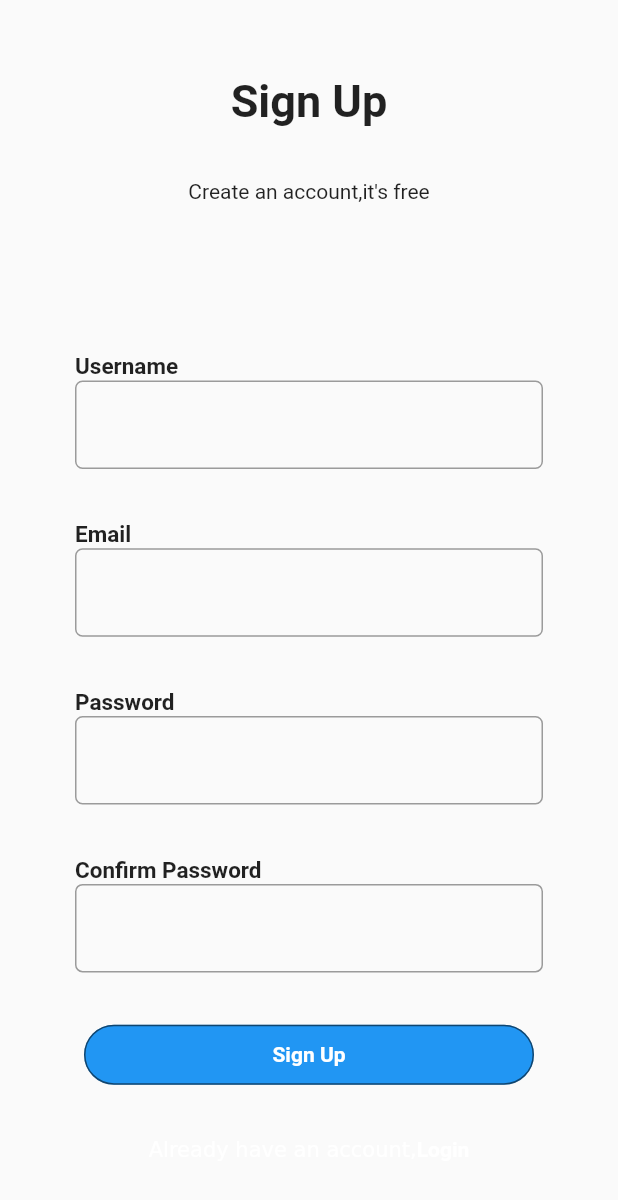
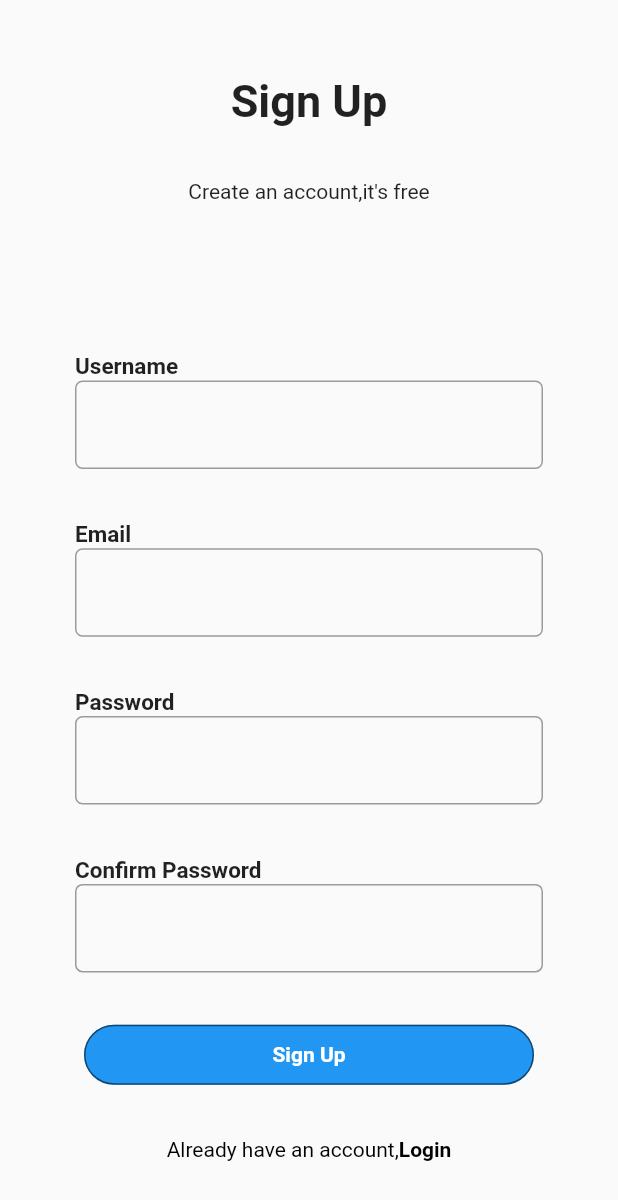
Before and after one commit to Adarsh-Polsey/flut_fire, a Flutter app: the LoginScreen screen opened by its route, after a tap on an icon or button, on a phone screen of 412 x 824 dp. Shown: the top 1200 px of the screen. Run offline on Flutter 3.47's test engine with Material 2 defaults, Android fonts, the phone set to English and light mode, and no system bars; network calls fail.

```diff
--- a/lib/screens/LoginScreen.dart
+++ b/lib/screens/LoginScreen.dart
@@ -8,7 +8,8 @@ class LoginScreen extends StatelessWidget {
   @override
   Widget build(BuildContext context) {
     return Scaffold(
-      body: Center(
+      body: SafeArea(
+        child: Center(
           child: Padding(
             padding: const EdgeInsets.all(20.0),
             child: Column(
@@ -26,8 +27,9 @@ class LoginScreen extends StatelessWidget {
                 GestureDetector(onTap: (){Navigator.pushReplacementNamed(context, '/SignUp');},child: RichText(
                   text: TextSpan(
                     text: "Don't have an account,",
+                    style: TextStyle(color: Colors.black),
                     children: const <TextSpan>[
-                    TextSpan(text: 'Sign Up', style: TextStyle(fontWeight: FontWeight.bold)),
+                      TextSpan(text: 'Sign Up', style: TextStyle(fontWeight: FontWeight.bold,color: Colors.black)),
                     ],
                   ),
                 )),
@@ -36,6 +38,7 @@ class LoginScreen extends StatelessWidget {
             ),
           ),
         ),
+      ),
     );
   }
 }
--- a/lib/screens/SignupScreen.dart
+++ b/lib/screens/SignupScreen.dart
@@ -8,7 +8,8 @@ class SignUpScreen extends StatelessWidget {
   @override
   Widget build(BuildContext context) {
     return Scaffold(
-      body: Padding(
+      body: SafeArea(
+        child: Padding(
           padding: const EdgeInsets.all(50.0),
           child: Column(
             mainAxisAlignment: MainAxisAlignment.spaceBetween,
@@ -24,14 +25,16 @@ class SignUpScreen extends StatelessWidget {
             GestureDetector(onTap: (){Navigator.pushReplacementNamed(context, '/Login');},child: RichText(
               text: TextSpan(
                 text: "Already have an account,",
+                style: TextStyle(color: Colors.black),
                 children: const <TextSpan>[
-                TextSpan(text: 'Login', style: TextStyle(fontWeight: FontWeight.bold)),
+                  TextSpan(text: 'Login', style: TextStyle(fontWeight: FontWeight.bold,color: Colors.black)),
                 ],
               ),
             ))
             ],
           ),
         ),
+      ),
     );
   }
 }
```
Also changed, not shown: lib/screens/WelcomeScreen.dart (+5 -3 lines). Lines whose indentation alone changed are shown as unchanged.
